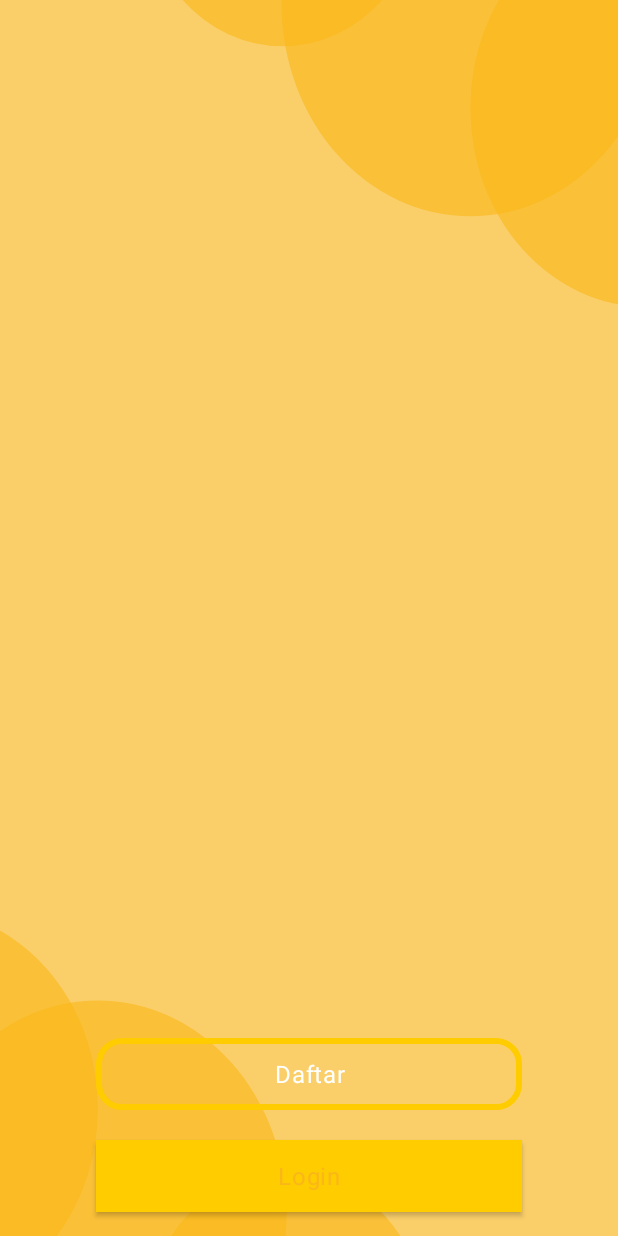
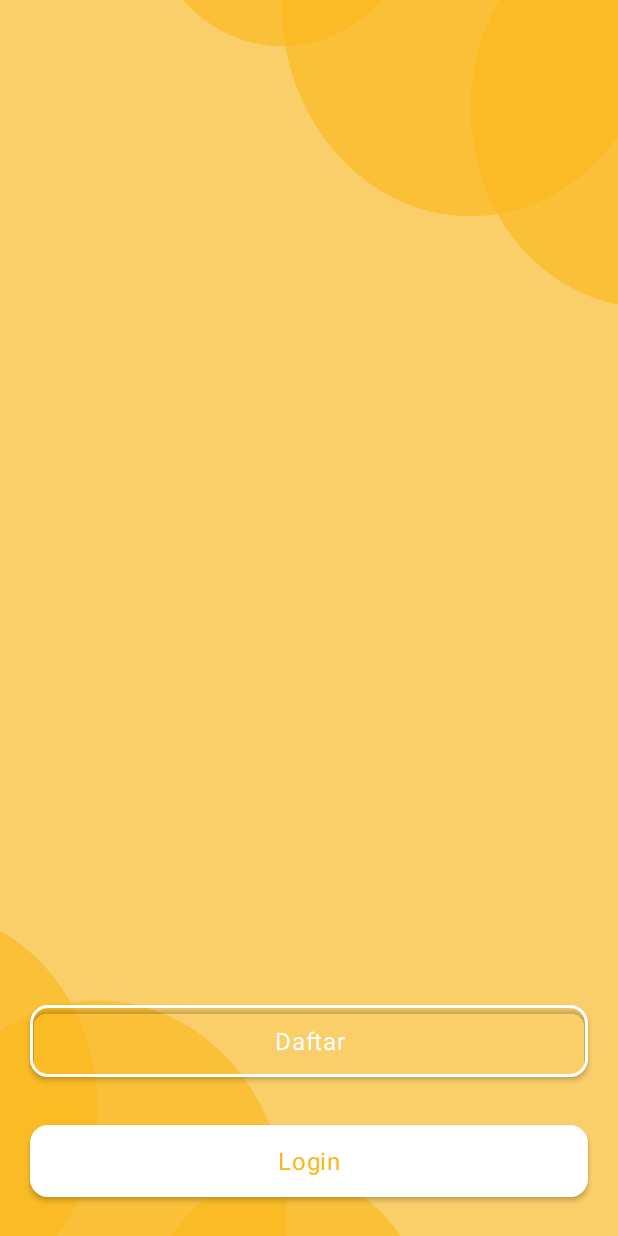
Before and after one commit to arrizal27/Jelita, an Android app: the WelcomePage screen opened directly, with no data from a screen before it, on a phone screen of 412 x 824 dp. Run offline under Robolectric (Android 15) with nearby library versions, the phone set to English and light mode, and no system bars.

Commit message:
welcome Page

```diff
--- a/app/src/main/AndroidManifest.xml
+++ b/app/src/main/AndroidManifest.xml
@@ -9,7 +9,8 @@
         android:roundIcon="@mipmap/ic_launcher_round"
         android:supportsRtl="true"
         android:theme="@style/Theme.Jelita">
-        <activity android:name=".WelcomePage"></activity>
+        <activity android:name=".SetorBerhasil"></activity>
+        <activity android:name=".WelcomePage" />
         <activity android:name=".Pengepul" />
         <activity android:name=".Profile" />
         <activity android:name=".MainActivity">
--- a/app/src/main/res/drawable/button_pengepul_bg.xml
+++ b/app/src/main/res/drawable/button_pengepul_bg.xml
@@ -2,6 +2,6 @@
 <shape xmlns:android="http://schemas.android.com/apk/res/android">
     <solid android:color="@android:color/transparent"/>
     <stroke android:color="@color/yellow_dark"
-        android:width="2dp"/>
-    <corners android:radius="15dp"/>
+        android:width="1dp"/>
+    <corners android:radius="12dp"/>
 </shape>
--- a/app/src/main/res/layout/activity_welcome_page.xml
+++ b/app/src/main/res/layout/activity_welcome_page.xml
@@ -8,37 +8,37 @@
     tools:context=".WelcomePage">
 
     <ImageView
-        android:layout_width="match_parent"
+        android:layout_width="wrap_content"
         android:layout_height="wrap_content"
-        android:layout_marginTop="?attr/actionBarSize"
-        app:layout_constraintTop_toTopOf="parent"
+        android:layout_marginTop="150dp"
         app:layout_constraintLeft_toLeftOf="parent"
-        app:layout_constraintRight_toRightOf="parent"/>
+        app:layout_constraintRight_toRightOf="parent"
+        app:layout_constraintTop_toTopOf="parent" />
 
-    <Button
-        android:layout_width="match_parent"
-        android:layout_height="wrap_content"
-        android:layout_marginHorizontal="64dp"
-        android:text="Daftar"
-        android:textAppearance="@style/TextAppearance.MaterialComponents.Body1"
-        android:background="@drawable/btn_daftar_welcome_bg"
-        android:layout_marginBottom="20dp"
-        app:layout_constraintLeft_toLeftOf="parent"
-        app:layout_constraintLeft_toRightOf="parent"
-        app:layout_constraintBottom_toTopOf="@+id/btndaftar"/>
-    <Button
+    <com.google.android.material.button.MaterialButton
         android:id="@+id/btndaftar"
         android:layout_width="match_parent"
-        android:layout_height="wrap_content"
-        android:layout_marginHorizontal="64dp"
-        android:layout_marginBottom="16dp"
-        android:clickable="true"
-        android:background="@android:color/white"
+        android:layout_height="60dp"
+        android:layout_margin="20dp"
+        app:backgroundTint="@android:color/transparent"
+        android:text="Daftar"
+        app:strokeColor="@android:color/white"
+        app:strokeWidth="2dp"
+        android:textAppearance="@style/TextAppearance.MaterialComponents.Body1"
+        app:cornerRadius="12dp"
+        app:layout_constraintBottom_toTopOf="@+id/btnlogin" />
+
+    <com.google.android.material.button.MaterialButton
+        android:id="@+id/btnlogin"
+        android:layout_width="match_parent"
+        android:layout_height="60dp"
+        android:layout_margin="20dp"
+        android:layout_marginHorizontal="30dp"
+        app:backgroundTint="@android:color/white"
         android:text="Login"
+        android:textColor="@color/yellow_dark"
         android:textAppearance="@style/TextAppearance.MaterialComponents.Body1"
-        android:textColor="@color/yellow_dark"
-        app:layout_constraintLeft_toLeftOf="parent"
-        app:layout_constraintLeft_toRightOf="parent"
-        app:layout_constraintBottom_toBottomOf="parent"/>
+        app:cornerRadius="12dp"
+        app:layout_constraintBottom_toBottomOf="parent" />
 
 </androidx.constraintlayout.widget.ConstraintLayout>
```
Also changed, not shown: app/src/main/java/com/smkn4bdg/jelita/SetorBerhasil.java (added, +14 -0 lines), app/src/main/res/drawable/ic_line_2.xml (added, +11 -0 lines), app/src/main/res/layout/activity_pengepul.xml (+20 -12 lines), app/src/main/res/layout/activity_profile.xml (+7 -1 lines), app/src/main/res/layout/activity_setor_berhasil.xml (added, +63 -0 lines).
